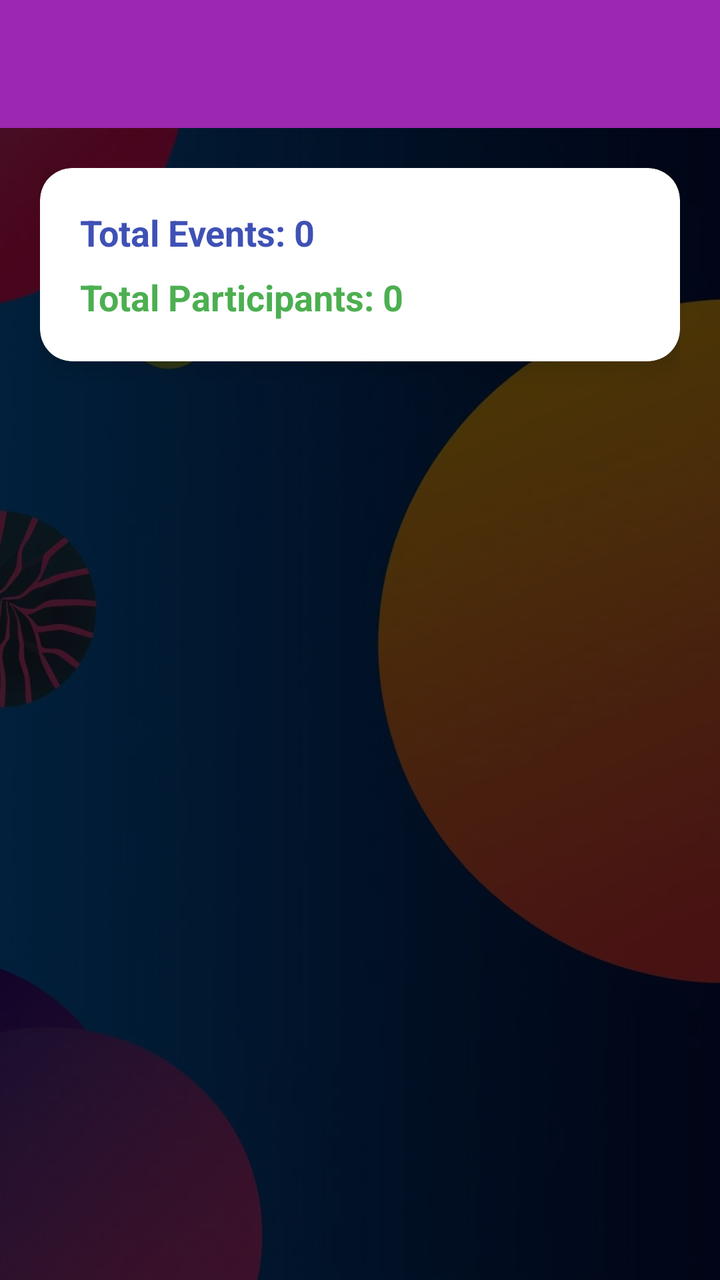
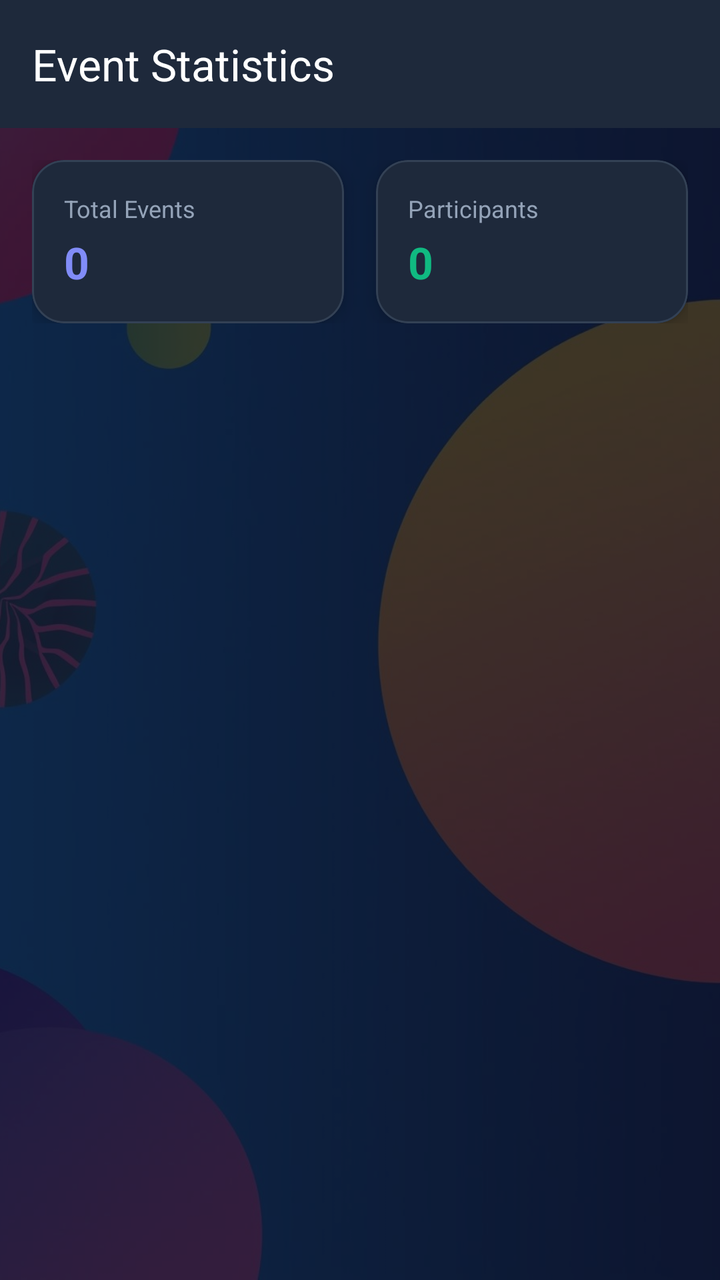

The first picture is an Android layout as it rendered before a commit; the second is the same layout after the commit. The layout source and the unified diff follow.
<!-- AndroidManifest.xml: application theme Theme.EventManagementSystem -->
<!-- res/layout/activity_admin_stats.xml -->
<?xml version="1.0" encoding="utf-8"?>
<FrameLayout
    xmlns:android="http://schemas.android.com/apk/res/android"
    xmlns:app="http://schemas.android.com/apk/res-auto"
    android:layout_width="match_parent"
    android:layout_height="match_parent">

    
    <ImageView
        android:layout_width="match_parent"
        android:layout_height="match_parent"
        android:src="@drawable/event_activity"
        android:scaleType="centerCrop"/>

    
    <View
        android:layout_width="match_parent"
        android:layout_height="match_parent"
        android:background="#B3000000"/>

    
    <LinearLayout
        android:layout_width="match_parent"
        android:layout_height="match_parent"
        android:orientation="vertical">

        
        <com.google.android.material.appbar.MaterialToolbar
            android:id="@+id/toolbarStats"
            android:layout_width="match_parent"
            android:layout_height="wrap_content"
            android:background="#9C27B0"
            app:titleTextColor="@android:color/white"/>

        
        <LinearLayout
            android:layout_width="match_parent"
            android:layout_height="match_parent"
            android:orientation="vertical"
            android:padding="20dp">

            
            <androidx.cardview.widget.CardView
                android:layout_width="match_parent"
                android:layout_height="wrap_content"
                app:cardCornerRadius="16dp"
                app:cardElevation="8dp"
                android:layout_marginBottom="16dp">

                <LinearLayout
                    android:layout_width="match_parent"
                    android:layout_height="wrap_content"
                    android:orientation="vertical"
                    android:padding="20dp">

                    <TextView
                        android:id="@+id/tvTotalEvents"
                        android:layout_width="wrap_content"
                        android:layout_height="wrap_content"
                        android:text="Total Events: 0"
                        android:textSize="18sp"
                        android:textStyle="bold"
                        android:textColor="#3F51B5"/>

                    <TextView
                        android:id="@+id/tvTotalParticipants"
                        android:layout_width="wrap_content"
                        android:layout_height="wrap_content"
                        android:text="Total Participants: 0"
                        android:textSize="18sp"
                        android:textStyle="bold"
                        android:textColor="#4CAF50"
                        android:layout_marginTop="8dp"/>

                </LinearLayout>

            </androidx.cardview.widget.CardView>

            
            <androidx.recyclerview.widget.RecyclerView
                android:id="@+id/recyclerViewAdmin"
                android:layout_width="match_parent"
                android:layout_height="0dp"
                android:layout_weight="1"/>

        </LinearLayout>

    </LinearLayout>

</FrameLayout>
<!-- resources referenced by this layout -->
<resources>
  <!-- drawable event_activity: jpg bitmap (drawable, 97123 bytes) -->
  <style name="Theme.EventManagementSystem" parent="Base.Theme.EventManagementSystem" />
  <style name="Base.Theme.EventManagementSystem" parent="Theme.Material3.DayNight.NoActionBar">
          
          
      </style>
</resources>

<!-- the commit's change to res/layout/activity_admin_stats.xml (unified diff, before → after) -->
@@ -10,73 +10,117 @@
         android:layout_width="match_parent"
         android:layout_height="match_parent"
         android:src="@drawable/event_activity"
-        android:scaleType="centerCrop"/>
+        android:scaleType="centerCrop"
+        android:contentDescription="Background"/>
 
     
     <View
         android:layout_width="match_parent"
         android:layout_height="match_parent"
-        android:background="#B3000000"/>
+        android:background="#CC0F172A"/>
 
-    
     <LinearLayout
         android:layout_width="match_parent"
         android:layout_height="match_parent"
         android:orientation="vertical">
 
-        
         <com.google.android.material.appbar.MaterialToolbar
             android:id="@+id/toolbarStats"
             android:layout_width="match_parent"
-            android:layout_height="wrap_content"
-            android:background="#9C27B0"
+            android:layout_height="?attr/actionBarSize"
+            android:background="#1E293B"
+            app:title="Event Statistics"
             app:titleTextColor="@android:color/white"/>
 
-        
         <LinearLayout
             android:layout_width="match_parent"
             android:layout_height="match_parent"
             android:orientation="vertical"
-            android:padding="20dp">
+            android:padding="16dp">
 
             
-            <androidx.cardview.widget.CardView
+            <LinearLayout
                 android:layout_width="match_parent"
                 android:layout_height="wrap_content"
-                app:cardCornerRadius="16dp"
-                app:cardElevation="8dp"
+                android:orientation="horizontal"
                 android:layout_marginBottom="16dp">
 
-                <LinearLayout
-                    android:layout_width="match_parent"
+                
+                <com.google.android.material.card.MaterialCardView
+                    android:layout_width="0dp"
                     android:layout_height="wrap_content"
-                    android:orientation="vertical"
-                    android:padding="20dp">
+                    android:layout_weight="1"
+                    android:layout_marginEnd="8dp"
+                    app:cardCornerRadius="16dp"
+                    app:cardElevation="6dp"
+                    app:strokeWidth="1dp"
+                    app:strokeColor="#334155"
+                    app:cardBackgroundColor="#1E293B">
 
-                    <TextView
-                        android:id="@+id/tvTotalEvents"
-                        android:layout_width="wrap_content"
+                    <LinearLayout
+                        android:layout_width="match_parent"
                         android:layout_height="wrap_content"
-                        android:text="Total Events: 0"
-                        android:textSize="18sp"
-                        android:textStyle="bold"
-                        android:textColor="#3F51B5"/>
+                        android:orientation="vertical"
+                        android:padding="16dp">
 
-                    <TextView
-                        android:id="@+id/tvTotalParticipants"
-                        android:layout_width="wrap_content"
+                        <TextView
+                            android:layout_width="wrap_content"
+                            android:layout_height="wrap_content"
+                            android:text="Total Events"
+                            android:textSize="12sp"
+                            android:textColor="#94A3B8"/>
+
+                        <TextView
+                            android:id="@+id/tvTotalEvents"
+                            android:layout_width="wrap_content"
+                            android:layout_height="wrap_content"
+                            android:text="0"
+                            android:textSize="22sp"
+                            android:textStyle="bold"
+                            android:textColor="#818CF8"
+                            android:layout_marginTop="4dp"/>
+                    </LinearLayout>
+                </com.google.android.material.card.MaterialCardView>
+
+                
+                <com.google.android.material.card.MaterialCardView
+                    android:layout_width="0dp"
+                    android:layout_height="wrap_content"
+                    android:layout_weight="1"
+                    android:layout_marginStart="8dp"
+                    app:cardCornerRadius="16dp"
+                    app:cardElevation="6dp"
+                    app:strokeWidth="1dp"
+                    app:strokeColor="#334155"
+                    app:cardBackgroundColor="#1E293B">
+
+                    <LinearLayout
+                        android:layout_width="match_parent"
                         android:layout_height="wrap_content"
-                        android:text="Total Participants: 0"
-                        android:textSize="18sp"
-                        android:textStyle="bold"
-                        android:textColor="#4CAF50"
-                        android:layout_marginTop="8dp"/>
+                        android:orientation="vertical"
+                        android:padding="16dp">
 
-                </LinearLayout>
+                        <TextView
+                            android:layout_width="wrap_content"
+                            android:layout_height="wrap_content"
+                            android:text="Participants"
+                            android:textSize="12sp"
+                            android:textColor="#94A3B8"/>
 
-            </androidx.cardview.widget.CardView>
+                        <TextView
+                            android:id="@+id/tvTotalParticipants"
+                            android:layout_width="wrap_content"
+                            android:layout_height="wrap_content"
+                            android:text="0"
+                            android:textSize="22sp"
+                            android:textStyle="bold"
+                            android:textColor="#10B981"
+                            android:layout_marginTop="4dp"/>
+                    </LinearLayout>
+                </com.google.android.material.card.MaterialCardView>
 
-            
+            </LinearLayout>
+
             <androidx.recyclerview.widget.RecyclerView
                 android:id="@+id/recyclerViewAdmin"
                 android:layout_width="match_parent"
<!-- resource entries referenced after the edit -->
@@ -3,8 +3,13 @@
   <!-- drawable event_activity: jpg bitmap (drawable, 97123 bytes) -->
   <style name="Theme.EventManagementSystem" parent="Base.Theme.EventManagementSystem" />
   <style name="Base.Theme.EventManagementSystem" parent="Theme.Material3.DayNight.NoActionBar">
-          
-          
+          <item name="colorPrimary">@color/primary</item>
+          <item name="colorPrimaryVariant">@color/primary_dark</item>
+          <item name="colorSecondary">@color/accent_orange</item>
+          <item name="android:statusBarColor">@color/primary_dark</item>
       </style>
+  <color name="primary">#4F46E5</color>
+  <color name="primary_dark">#3730A3</color>
+  <color name="accent_orange">#F97316</color>
 </resources>
 
